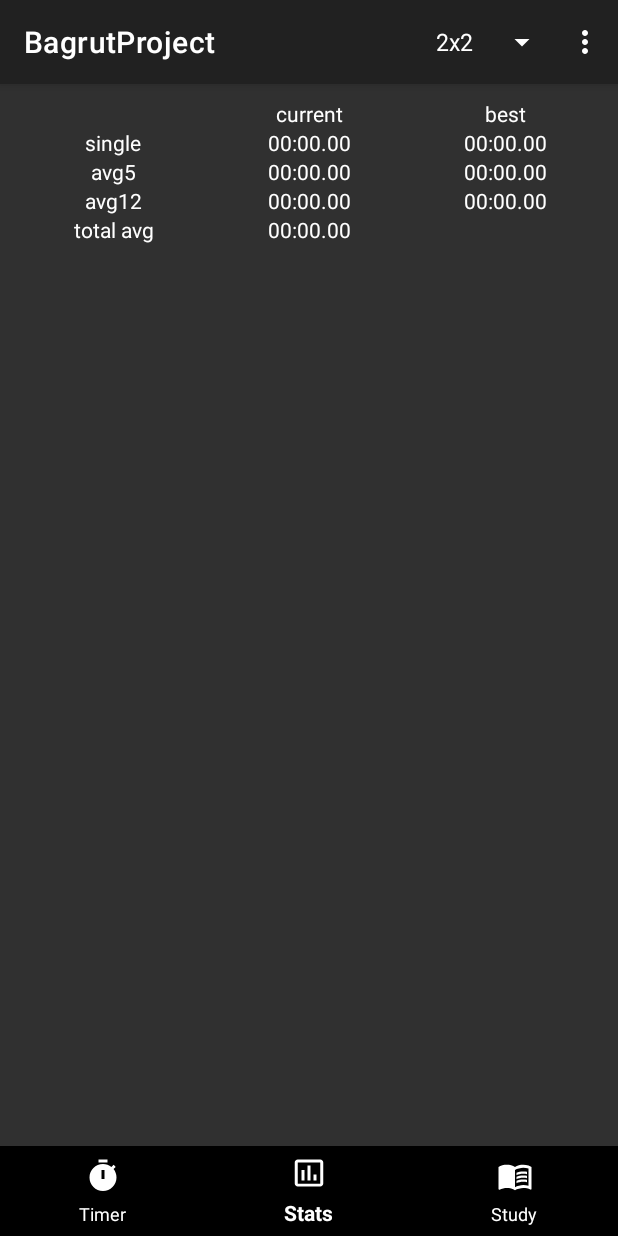
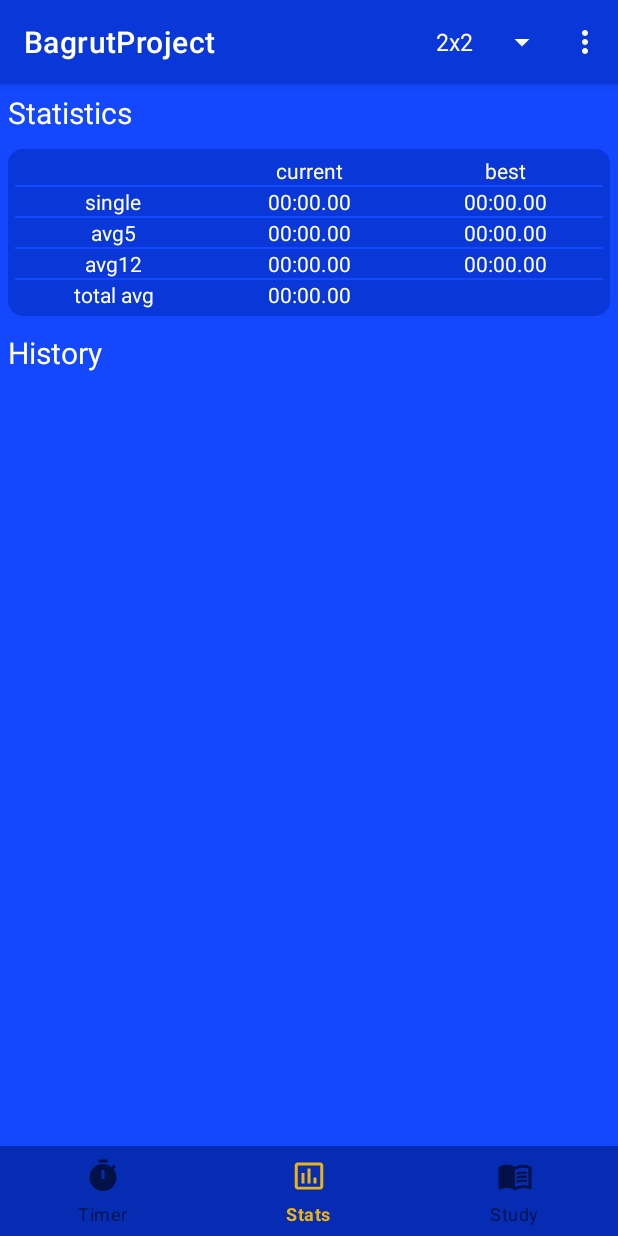
Before and after one commit to HarelPolak/BagrutProject, an Android app: the screen it shows after launch (MainActivity), item 2 of the bottom bar chosen, on a phone screen of 412 x 824 dp. Run offline under Robolectric (Android 15) with nearby library versions, the phone set to English and light mode, and no system bars.

Commit message:
colors almost complete

```diff
--- a/app/src/main/java/com/example/bagrutproject/MainActivity.java
+++ b/app/src/main/java/com/example/bagrutproject/MainActivity.java
@@ -34,7 +34,6 @@ public class MainActivity extends AppCompatActivity implements BottomNavigationV
         bottomNavigationView = findViewById(R.id.bottomNavigationView);
         bottomNavigationView.setOnNavigationItemSelectedListener(this);
         bottomNavigationView.setSelectedItemId(R.id.timer);
-        bottomNavigationView.setItemIconTintList(null);
 
         SharedPreferences sharedPreferences = getSharedPreferences("sp",MODE_PRIVATE);
         cubeType = sharedPreferences.getInt("cubeType", 0);
--- a/app/src/main/java/com/example/bagrutproject/SolveAdapter.java
+++ b/app/src/main/java/com/example/bagrutproject/SolveAdapter.java
@@ -1,8 +1,10 @@
 package com.example.bagrutproject;
 
+import android.graphics.Color;
 import android.view.LayoutInflater;
 import android.view.View;
 import android.view.ViewGroup;
+import android.widget.LinearLayout;
 
 import androidx.fragment.app.FragmentActivity;
 import androidx.recyclerview.widget.RecyclerView;
--- a/app/src/main/res/drawable/curved_border.xml
+++ b/app/src/main/res/drawable/curved_border.xml
@@ -1,9 +1,7 @@
 <?xml version="1.0" encoding="utf-8"?>
 <shape xmlns:android="http://schemas.android.com/apk/res/android">
-    <stroke
-        android:width="1dp" android:color="#000000" />
     <solid
-        android:color="#8BC34A" />
+        android:color="@color/blue_200" />
     <padding
         android:left="5dp"
         android:right="5dp"
--- a/app/src/main/res/drawable/navigation_item_background.xml
+++ /dev/null
@@ -1,9 +0,0 @@
-<?xml version="1.0" encoding="utf-8"?>
-<selector xmlns:android="http://schemas.android.com/apk/res/android">
-        <item
-            android:state_checked="false"
-            android:color="@color/darkTextColorPrimary" />
-        <item
-            android:state_checked="true"
-            android:color="@color/darkColorAccent" />
-</selector>
--- a/app/src/main/res/layout/activity_about.xml
+++ b/app/src/main/res/layout/activity_about.xml
@@ -13,6 +13,7 @@
         android:text="About Activity"
         android:textSize="30dp"
         android:gravity="center"
-        android:layout_gravity="center" />
+        android:layout_gravity="center"
+        style="@style/TEXT_PRIMARY"/>
 
 </LinearLayout>
--- a/app/src/main/res/layout/activity_main.xml
+++ b/app/src/main/res/layout/activity_main.xml
@@ -25,6 +25,7 @@
         app:layout_constraintEnd_toEndOf="parent"
         app:layout_constraintHorizontal_bias="0.5"
         app:layout_constraintStart_toStartOf="parent"
-        app:menu="@menu/bottom_nav_menu" />
+        app:menu="@menu/bottom_nav_menu"
+        android:theme="@style/BottomNavigationTheme"/>
 
 </androidx.constraintlayout.widget.ConstraintLayout>
--- a/app/src/main/res/layout/activity_study.xml
+++ b/app/src/main/res/layout/activity_study.xml
@@ -13,6 +13,7 @@
         android:textSize="30dp"
         android:gravity="center"
         android:layout_gravity="center"
-        android:id="@+id/tv"/>
+        android:id="@+id/tv"
+        style="@style/TEXT_PRIMARY"/>
 
 </LinearLayout>
--- a/app/src/main/res/layout/fragment_algorithms.xml
+++ b/app/src/main/res/layout/fragment_algorithms.xml
@@ -10,6 +10,7 @@
         android:layout_width="match_parent"
         android:layout_height="match_parent"
         android:id="@+id/listView"
-        android:dividerHeight="1dp"/>
+        android:dividerHeight="1dp"
+        android:divider="@color/blue_100"/>
 
 </FrameLayout>
--- a/app/src/main/res/layout/fragment_stats.xml
+++ b/app/src/main/res/layout/fragment_stats.xml
@@ -8,11 +8,20 @@
     tools:context=".StatsFragment"
     android:orientation="vertical">
 
+    <TextView
+        android:layout_width="match_parent"
+        android:layout_height="wrap_content"
+        android:text="Statistics"
+        android:textSize="20dp"
+        style="@style/TEXT_PRIMARY"
+        android:layout_margin="5dp"/>
+
     <TableLayout
         android:id="@+id/table_layout"
         android:layout_width="match_parent"
         android:layout_height="wrap_content"
-        android:layout_margin="10dp">
+        android:layout_margin="5dp"
+        android:background="@drawable/curved_border">
 
         <TableRow
             android:layout_width="match_parent">
@@ -29,15 +38,21 @@
                 android:layout_height="wrap_content"
                 android:layout_weight="1"
                 android:text="current"
-                android:gravity="center" />
+                android:gravity="center"
+                style="@style/TEXT_PRIMARY"/>
 
             <TextView
                 android:layout_width="0dp"
                 android:layout_height="wrap_content"
                 android:layout_weight="1"
                 android:text="best"
-                android:gravity="center" />
+                android:gravity="center"
+                style="@style/TEXT_PRIMARY"/>
         </TableRow>
+
+        <View  android:layout_width="match_parent"
+            android:layout_height="1dp"
+            android:background="@color/blue_100"/>
 
         <TableRow
             android:layout_width="match_parent">
@@ -47,7 +62,8 @@
                 android:layout_height="wrap_content"
                 android:layout_weight="1"
                 android:text="single"
-                android:gravity="center" />
+                android:gravity="center"
+                style="@style/TEXT_PRIMARY"/>
 
             <TextView
                 android:id="@+id/tvCurrentSingle"
@@ -55,7 +71,8 @@
                 android:layout_height="wrap_content"
                 android:layout_weight="1"
                 android:text="00:00.00"
-                android:gravity="center" />
+                android:gravity="center"
+                style="@style/TEXT_PRIMARY"/>
 
             <TextView
                 android:id="@+id/tvBestSingle"
@@ -63,8 +80,13 @@
                 android:layout_height="wrap_content"
                 android:layout_weight="1"
                 android:text="00:00.00"
-                android:gravity="center" />
+                android:gravity="center"
+                style="@style/TEXT_PRIMARY"/>
         </TableRow>
+
+        <View  android:layout_width="match_parent"
+            android:layout_height="1dp"
+            android:background="@color/blue_100"/>
 
         <TableRow
             android:layout_width="match_parent">
@@ -74,7 +96,8 @@
                 android:layout_height="wrap_content"
                 android:layout_weight="1"
                 android:text="avg5"
-                android:gravity="center" />
+                android:gravity="center"
+                style="@style/TEXT_PRIMARY"/>
 
             <TextView
                 android:id="@+id/tvCurrentAvg5"
@@ -82,7 +105,8 @@
                 android:layout_height="wrap_content"
                 android:layout_weight="1"
                 android:text="00:00.00"
-                android:gravity="center" />
+                android:gravity="center"
+                style="@style/TEXT_PRIMARY"/>
 
             <TextView
                 android:id="@+id/tvBestAvg5"
@@ -90,8 +114,13 @@
                 android:layout_height="wrap_content"
                 android:layout_weight="1"
                 android:text="00:00.00"
-                android:gravity="center" />
+                android:gravity="center"
+                style="@style/TEXT_PRIMARY"/>
         </TableRow>
+
+        <View  android:layout_width="match_parent"
+            android:layout_height="1dp"
+            android:background="@color/blue_100"/>
 
         <TableRow
             android:layout_width="match_parent">
@@ -101,7 +130,8 @@
                 android:layout_height="wrap_content"
                 android:layout_weight="1"
                 android:text="avg12"
-                android:gravity="center" />
+                android:gravity="center"
+                style="@style/TEXT_PRIMARY"/>
 
             <TextView
                 android:id="@+id/tvCurrentAvg12"
@@ -109,7 +139,8 @@
                 android:layout_height="wrap_content"
                 android:layout_weight="1"
                 android:text="00:00.00"
-                android:gravity="center" />
+                android:gravity="center"
+                style="@style/TEXT_PRIMARY"/>
 
             <TextView
                 android:id="@+id/tvBestAvg12"
@@ -117,8 +148,13 @@
                 android:layout_height="wrap_content"
                 android:layout_weight="1"
                 android:text="00:00.00"
-                android:gravity="center" />
+                android:gravity="center"
+                style="@style/TEXT_PRIMARY"/>
         </TableRow>
+
+        <View  android:layout_width="match_parent"
+            android:layout_height="1dp"
+            android:background="@color/blue_100"/>
 
         <TableRow
             android:layout_width="match_parent">
@@ -128,7 +164,8 @@
                 android:layout_height="wrap_content"
                 android:layout_weight="1"
                 android:text="total avg"
-                android:gravity="center" />
+                android:gravity="center"
+                style="@style/TEXT_PRIMARY"/>
 
             <TextView
                 android:id="@+id/tvTotalAvg"
@@ -136,7 +173,8 @@
                 android:layout_height="wrap_content"
                 android:layout_weight="1"
                 android:text="00:00.00"
-                android:gravity="center" />
+                android:gravity="center"
+                style="@style/TEXT_PRIMARY"/>
 
             <TextView
                 android:layout_width="0dp"
@@ -147,10 +185,19 @@
         </TableRow>
     </TableLayout>
 
+    <TextView
+        android:layout_width="match_parent"
+        android:layout_height="wrap_content"
+        android:text="History"
+        android:textSize="20dp"
+        style="@style/TEXT_PRIMARY"
+        android:layout_margin="5dp"/>
+
     <androidx.recyclerview.widget.RecyclerView
         android:id="@+id/solveRecyclerView"
         android:layout_width="match_parent"
-        android:layout_height="match_parent" />
+        android:layout_height="match_parent"
+        android:layout_marginTop="5dp"/>
 
 
 </LinearLayout>
--- a/app/src/main/res/layout/fragment_study.xml
+++ b/app/src/main/res/layout/fragment_study.xml
@@ -9,7 +9,8 @@
         android:id="@+id/tabLayout"
         android:layout_width="match_parent"
         android:layout_height="wrap_content"
-        app:layout_constraintTop_toTopOf="parent">
+        app:layout_constraintTop_toTopOf="parent"
+        android:theme="@style/tabLayoutTheme">
 
         <com.google.android.material.tabs.TabItem
             android:layout_width="match_parent"
--- a/app/src/main/res/layout/fragment_tutorials.xml
+++ b/app/src/main/res/layout/fragment_tutorials.xml
@@ -9,6 +9,8 @@
     <ListView
         android:layout_width="match_parent"
         android:layout_height="match_parent"
-        android:id="@+id/listView" />
+        android:id="@+id/listView"
+        android:dividerHeight="1dp"
+        android:divider="@color/blue_100"/>
 
 </FrameLayout>
--- a/app/src/main/res/layout/layout_drop_list.xml
+++ b/app/src/main/res/layout/layout_drop_list.xml
@@ -5,4 +5,6 @@
     android:singleLine="true"
     android:layout_width="match_parent"
     android:layout_height="?attr/actionBarSize"
-    android:ellipsize="marquee" />
+    android:ellipsize="marquee"
+    android:background="@color/white"
+    android:textColor="@color/black"/>
--- a/app/src/main/res/layout/layout_drop_title.xml
+++ b/app/src/main/res/layout/layout_drop_title.xml
@@ -5,4 +5,5 @@
     android:singleLine="true"
     android:layout_width="wrap_content"
     android:layout_height="?attr/actionBarSize"
-    android:ellipsize="marquee"/>
+    android:ellipsize="marquee"
+    android:textColor="@color/white"/>
--- a/app/src/main/res/layout/study_item_layout.xml
+++ b/app/src/main/res/layout/study_item_layout.xml
@@ -2,7 +2,8 @@
 <LinearLayout xmlns:android="http://schemas.android.com/apk/res/android"
     android:layout_width="match_parent"
     android:layout_height="wrap_content"
-    android:orientation="horizontal">
+    android:orientation="horizontal"
+    style="@style/LIST_ITEM">
 
     <ImageView
         android:id="@+id/item_image"
@@ -16,6 +17,7 @@
         android:layout_height="wrap_content"
         android:layout_marginLeft="10dp"
         android:textSize="20dp"
-        android:layout_gravity="center"/>
+        android:layout_gravity="center"
+        style="@style/TEXT_PRIMARY"/>
 
 </LinearLayout>
--- a/app/src/main/res/values/colors.xml
+++ b/app/src/main/res/values/colors.xml
@@ -7,15 +7,15 @@
     <color name="darkBackgroundColor">#303030</color>
     <color name="darkTextColorPrimary">#FFFFFF</color>
     <color name="darkTextColorSecondary">#919191</color>
-    <color name="darkNavigationBarColor">#212121</color>
 
-
-
-    <color name="lightColorPrimary">#FFD54F</color>
-    <color name="lightColorPrimaryDark">#FFC107</color>
-    <color name="lightListBackground">#F5F5F5</color>
-    <color name="lightCardBackground">#FFFFFF</color>
-    <color name="lightCardTitle">#000000</color>
-    <color name="lightDialogTitle">#000000</color>
+    <color name="blue_100">#1348FF</color>
+    <color name="blue_200">#0A38D8</color>
+    <color name="blue_300">#052CB3</color>
+    <color name="white">#FFFFFF</color>
+    <color name="white_100">#C6C6C6</color>
+    <color name="white_200">#818181</color>
+    <color name="black">#000000</color>
+    <color name="orange_100">#EAB414</color>
+    <color name="gray_100">#8A000000</color>
 
 </resources>
--- a/app/src/main/res/values/themes.xml
+++ b/app/src/main/res/values/themes.xml
@@ -1,39 +1,38 @@
 <resources xmlns:tools="http://schemas.android.com/tools" xmlns:app="http://schemas.android.com/apk/res-auto">
 
     <style name="AppTheme" parent="Theme.MaterialComponents.Light.DarkActionBar">
-        <item name="colorPrimary">@color/darkColorPrimary</item>
-        <item name="colorPrimaryDark">@color/darkColorPrimaryDark</item>
-        <item name="colorAccent">@color/darkColorAccent</item>
-        <item name="android:windowBackground">@color/darkBackgroundColor</item>
-        <item name="android:textColor">@color/darkTextColorPrimary</item>
-        <item name="android:textColorSecondary">@color/darkTextColorSecondary</item>
-        <item name="tabBackground">@color/darkBackgroundColor</item>
-        <item name="tabIndicatorColor">@color/darkTextColorPrimary</item>
-        <item name="tabSelectedTextColor">@color/darkTextColorPrimary</item>
-        <item name="tabTextColor">@color/darkTextColorSecondary</item>
-        <item name="bottomNavigationStyle">@style/BOTTOM_NAV</item>
-
+        <item name="colorPrimary">@color/blue_200</item>
+        <item name="colorPrimaryDark">@color/blue_300</item>
+        <item name="colorAccent">@color/orange_100</item>
+        <item name="android:windowBackground">@color/blue_100</item>
+        <item name="android:textColorPrimary">@color/white</item>
+        <item name="android:textColorSecondary">@color/white_100</item>
     </style>
 
-    <style name="SCREEN">
-        <item name="android:background">@color/darkBackgroundColor</item>
+    <style name="TEXT_PRIMARY">
+        <item name="android:textColor">@color/white</item>
     </style>
 
-    <style name="TEXT_SECONDARY">
-        <item name="android:textColor">@color/darkTextColorSecondary</item>
+    <style name="LIST_ITEM">
+        <item name="android:background">@color/blue_200</item>
     </style>
 
-    <style name="BOTTOM_NAV">
-        <item name="android:background">@color/darkColorPrimaryDark</item>
-        <item name="android:icon">@drawable/navigation_item_background</item>
+    <style name="IMAGE_BUTTON_ICON">
+        <item name="android:backgroundTint">@color/white</item>
     </style>
 
-    <style name="BOTTOM_NAV_ITEM">
-        <item name="android:background">@color/darkTextColorPrimary</item>
+    <style name="BottomNavigationTheme" parent="AppTheme">
+        <item name="android:background">@color/blue_300</item>
+        <item name="colorPrimary">@color/orange_100</item>
     </style>
 
-    <style name="BOTTOM_NAV_SELECTED_ITEM">
-        <item name="android:background">@color/darkColorAccent</item>
+    <style name="tabLayoutTheme" parent="AppTheme">
+        <item name="android:background">@color/blue_100</item>
+        <item name="colorPrimary">@color/orange_100</item>
     </style>
 
+
+
+
+
 </resources>
```
Also changed, not shown: app/src/main/java/com/example/bagrutproject/EditDialogClass.java (+13 -12 lines), app/src/main/res/layout/fragment_timer.xml (+7 -4 lines), app/src/main/res/layout/layout_edit.xml (+7 -11 lines), app/src/main/res/layout/solve_item_layout.xml (+19 -7 lines).
